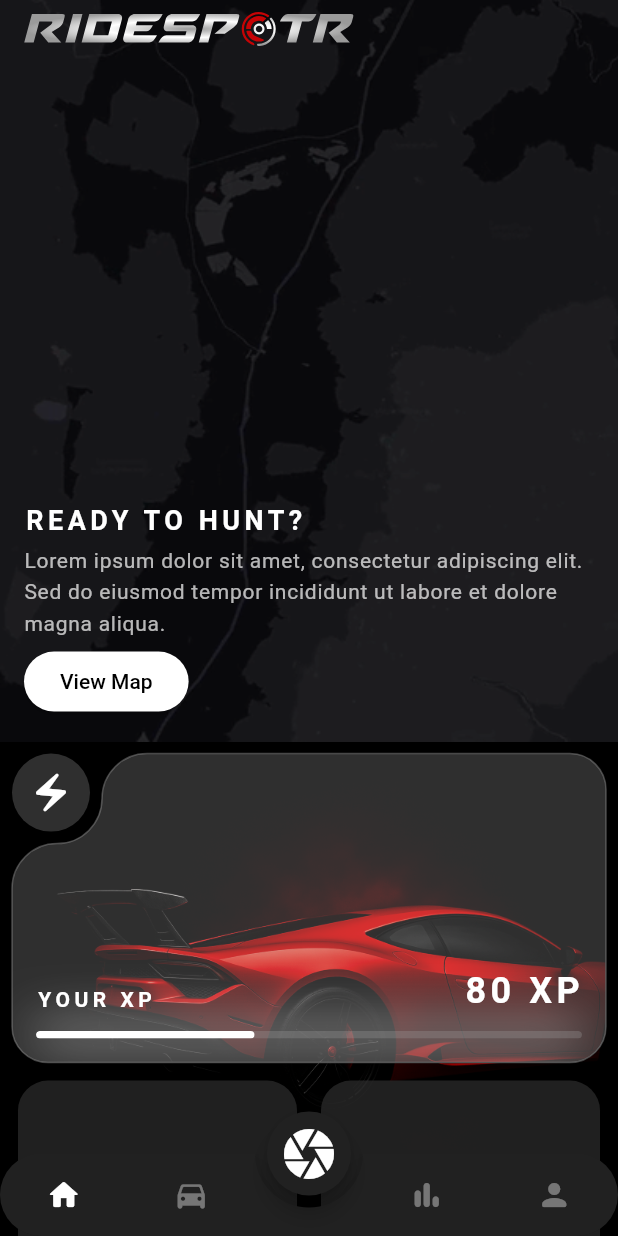
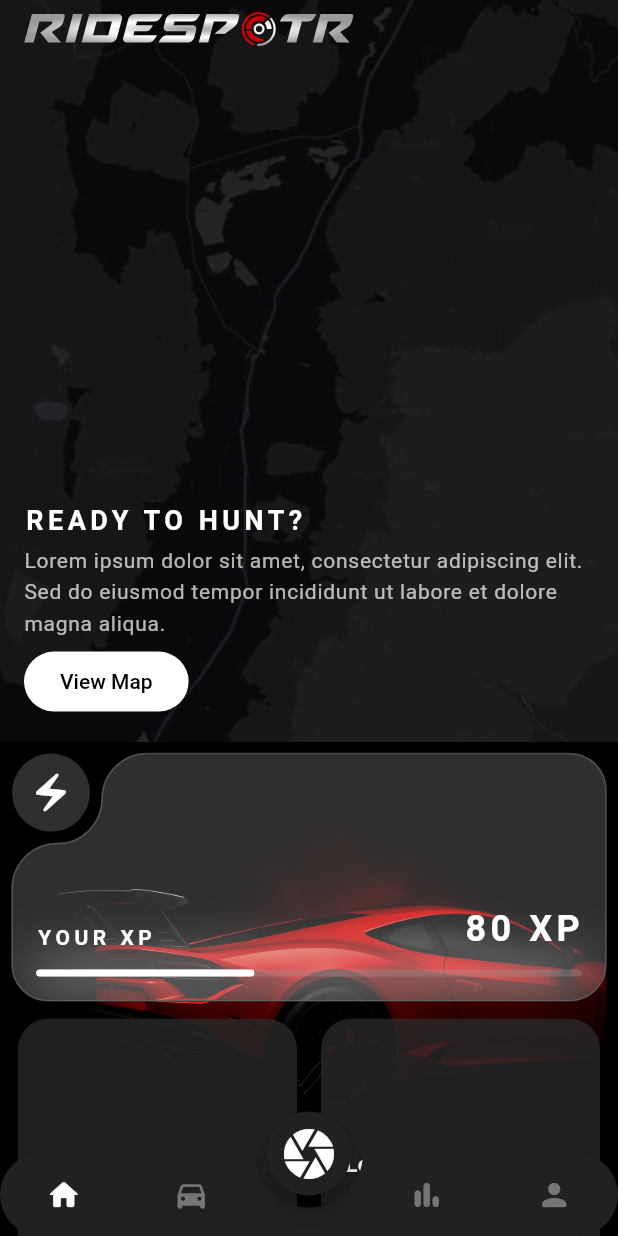
Before and after one commit to sabikrahat/riderspotr, a Flutter app: the HomeScreen screen opened by its route, on a phone screen of 412 x 824 dp. Run offline on Flutter 3.47's test engine with Material 3 defaults, Android fonts, the phone set to English and light mode, and no system bars; drawn by our look-alikes of animated_bottom_navigation_bar, toastification; our stand-ins replace camera, flutter_easyloading, flutter_riverpod, flutter_svg, form_builder_validators, gap and 10 more; missing offline and left inert: arc_progress_bar_new, mapbox_maps_flutter; accounts and stored records are empty; generated files the repository leaves out were written again; network calls fail; Roboto replaces fonts that are missing (Montserrat).

Commit message:
refactor: Clean up import statements and adjust layout heights in Explore, Home, Profile, and HistoryPart screens

```diff
--- a/lib/presentation/pages/explore/explore.dart
+++ b/lib/presentation/pages/explore/explore.dart
@@ -5,7 +5,6 @@ import 'package:flutter_riverpod/flutter_riverpod.dart';
 import 'package:gap/gap.dart';
 import 'package:go_router/go_router.dart';
 import 'package:mapbox_maps_flutter/mapbox_maps_flutter.dart';
-import '../leaderboard/search_friend.dart';
 
 import '../../../core/extensions.dart';
 import '../../../models/car/car_spot_model.dart';
@@ -13,6 +12,7 @@ import '../../../models/map/map_marker_model.dart';
 import '../../providers/car/car_spot_provider.dart';
 import '../../widgets/shared/back.dart';
 import '../../widgets/shared/car_card.dart';
+import '../leaderboard/search_friend.dart';
 
 class ExploreScreen extends ConsumerStatefulWidget {
   const ExploreScreen({super.key});
--- a/lib/presentation/pages/home/home_screen.dart
+++ b/lib/presentation/pages/home/home_screen.dart
@@ -98,7 +98,7 @@ class HomeScreen extends StatelessWidget {
                           ),
                         ),
                         SizedBox(
-                          height: context.height * 0.25,
+                          height: context.height * 0.2,
                           width: context.width,
                           child: Stack(
                             children: [
--- a/lib/presentation/pages/profile/profile_screen.dart
+++ b/lib/presentation/pages/profile/profile_screen.dart
@@ -1,8 +1,8 @@
 import 'package:flutter/material.dart';
 import 'package:flutter_riverpod/flutter_riverpod.dart';
 import 'package:gap/gap.dart';
+
 import '../../../core/extensions.dart';
-
 import '../../providers/auth/profile_provider.dart';
 import '../../widgets/shared/car_card.dart';
 
@@ -174,7 +174,7 @@ class ProfileScreen extends ConsumerWidget {
                                 ),
                               ),
                               SizedBox(
-                                height: context.height * 0.25,
+                                height: context.height * 0.2,
                                 width: context.width,
                                 child: Stack(
                                   children: [
--- a/lib/presentation/providers/user_stats/user_stats_provider.dart
+++ b/lib/presentation/providers/user_stats/user_stats_provider.dart
@@ -1,8 +1,9 @@
 import 'dart:async';
+
+import 'package:riverpod_annotation/riverpod_annotation.dart';
 
 import '../../../models/user_stats/user_stats_model.dart';
 import '../../../services/user_stats/user_stats.dart';
-import 'package:riverpod_annotation/riverpod_annotation.dart';
 
 part 'user_stats_provider.g.dart';
 
--- a/lib/presentation/widgets/capture/history_part.dart
+++ b/lib/presentation/widgets/capture/history_part.dart
@@ -1,8 +1,8 @@
 import 'package:flutter/material.dart';
 import 'package:gap/gap.dart';
-import '../../../models/car/car_history_model.dart';
 
 import '../../../core/extensions.dart';
+import '../../../models/car/car_history_model.dart';
 
 class HistoryPart extends StatelessWidget {
   const HistoryPart({super.key, required this.history});
--- a/lib/presentation/widgets/leaderboard/comparison_bar.dart
+++ b/lib/presentation/widgets/leaderboard/comparison_bar.dart
@@ -1,6 +1,6 @@
 import 'package:flutter/material.dart';
 import 'package:go_router/go_router.dart';
-import 'package:ridespotr/presentation/pages/profile/profile_screen.dart';
+import '../../pages/profile/profile_screen.dart';
 
 class LeaderboardComparisonBar extends StatelessWidget {
   final String firstUid;
```
